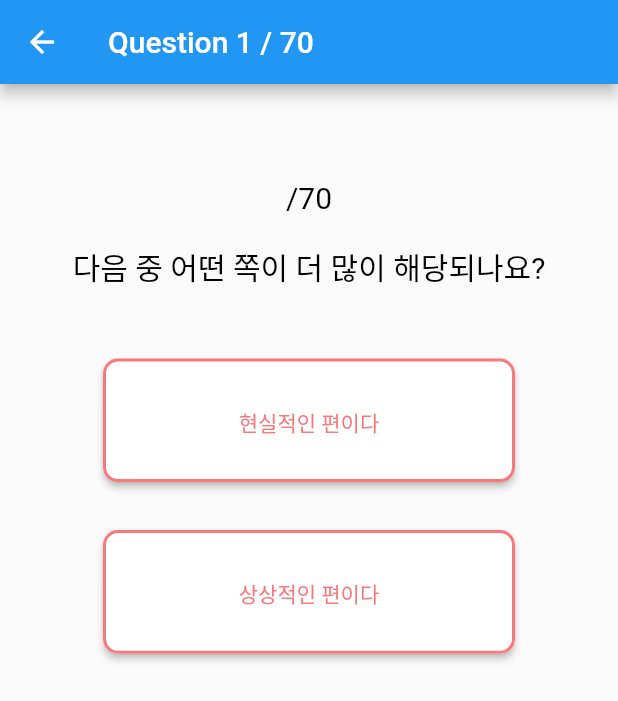
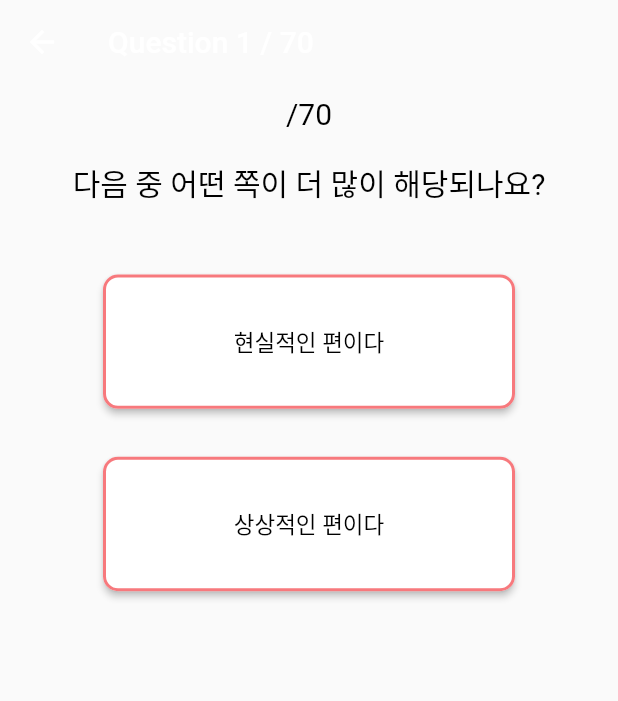
Before and after one commit to 9weeks-flutter-sfac/E1I3-challenge-MBTI-, a Flutter app: the QuestionPage screen opened directly, swiped to page 2, on a phone screen of 412 x 824 dp. Shown: the top 701 px of the screen. Run offline on Flutter 3.47's test engine with Material 2 defaults, Android fonts, the phone set to English and light mode, and no system bars; Roboto replaces fonts that are missing (PretendardBold, PretendardRegular, PretendardSemiBold).

Commit message:
문제 수정

```diff
--- a/challenge/your_type_mbti/lib/question_page.dart
+++ b/challenge/your_type_mbti/lib/question_page.dart
@@ -41,21 +41,24 @@ class _QuestionPageState extends State<QuestionPage> {
   Widget build(BuildContext context) {
     return Scaffold(
       appBar: AppBar(
+        backgroundColor: Colors.transparent,
+        elevation: 0,
       title: Text('Question ${currentPage + 1} / ${totalPage()}'),
       ),
-      body: PageView.builder(
-        itemCount: Questions.mbtiQuestions.length,
-        controller: pageController,
-        itemBuilder: (context, index) {
-          return Padding(
-            padding: const EdgeInsets.only(top: 64),
-            child: Column(
+      body: Padding(
+        padding: const EdgeInsets.all(8.0),
+        child: PageView.builder(
+          itemCount: Questions.mbtiQuestions.length,
+          controller: pageController,
+          itemBuilder: (context, index) {
+            return Column(
               children: [
                 Row(
+                  crossAxisAlignment: CrossAxisAlignment.center,
                   mainAxisAlignment: MainAxisAlignment.center,
                   children: [
                     // Text(),
-                    Text('/${Questions.mbtiQuestions.length}', style: AppTextstyle.koPtBold20(),)
+                    Center(child: Text('/${Questions.mbtiQuestions.length}', style: AppTextstyle.koPtBold20()))
                   ],
                 ),
                 const SizedBox(
@@ -78,9 +81,9 @@ class _QuestionPageState extends State<QuestionPage> {
                   options: Questions.mbtiQuestions[index]['options'][1]['b'],
                 ),
               ],
-            ),
-          );
-        },
+            );
+          },
+        ),
       ),
     );
   }
--- a/challenge/your_type_mbti/lib/widget/app_elevated_button.dart
+++ b/challenge/your_type_mbti/lib/widget/app_elevated_button.dart
@@ -1,10 +1,12 @@
 import 'package:flutter/material.dart';
 import 'package:your_type_mbti/util/app_color.dart';
+import 'package:your_type_mbti/util/app_textstyle.dart';
 
 class AppElevatedButton extends StatefulWidget {
-  const AppElevatedButton({super.key, this.onPressed, required this.options});
+  const AppElevatedButton({super.key, this.onPressed, required this.options, this.isSelected = false});
   final Function()? onPressed;
   final String options;
+  final bool isSelected;
 
   @override
   State<AppElevatedButton> createState() => _AppElevatedButtonState();
@@ -16,23 +18,21 @@ class _AppElevatedButtonState extends State<AppElevatedButton> {
     return Padding(
       padding: const EdgeInsets.all(16.0),
       child: SizedBox(
-        height: MediaQuery.of(context).size.height / 10,
+        height: MediaQuery.of(context).size.height / 9.2,
         width: MediaQuery.of(context).size.width / 1.5,
         child: ElevatedButton(
           style: ElevatedButton.styleFrom(
             shape: const RoundedRectangleBorder(
               side: BorderSide(color: AppColor.pinkRed, width: 2),
               borderRadius: BorderRadius.all(Radius.circular(10))),
-          backgroundColor: AppColor.white,
-          foregroundColor: AppColor.pinkRed,
+            backgroundColor: widget.isSelected ? AppColor.pinkRed : AppColor.white,
+            foregroundColor: widget.isSelected ? AppColor.white : AppColor.black,
             padding: EdgeInsets.all(32),
           ),
           onPressed: widget.onPressed,
-          child: Text(widget.options),
+          child: Text(widget.options,style: AppTextstyle.koPtSemiBold15(),),
         ),
       ),
     );
   }
 }
-
-// F7797D
```
Also changed, not shown: challenge/your_type_mbti/lib/results_page.dart (added). Lines whose indentation alone changed are shown as unchanged.
